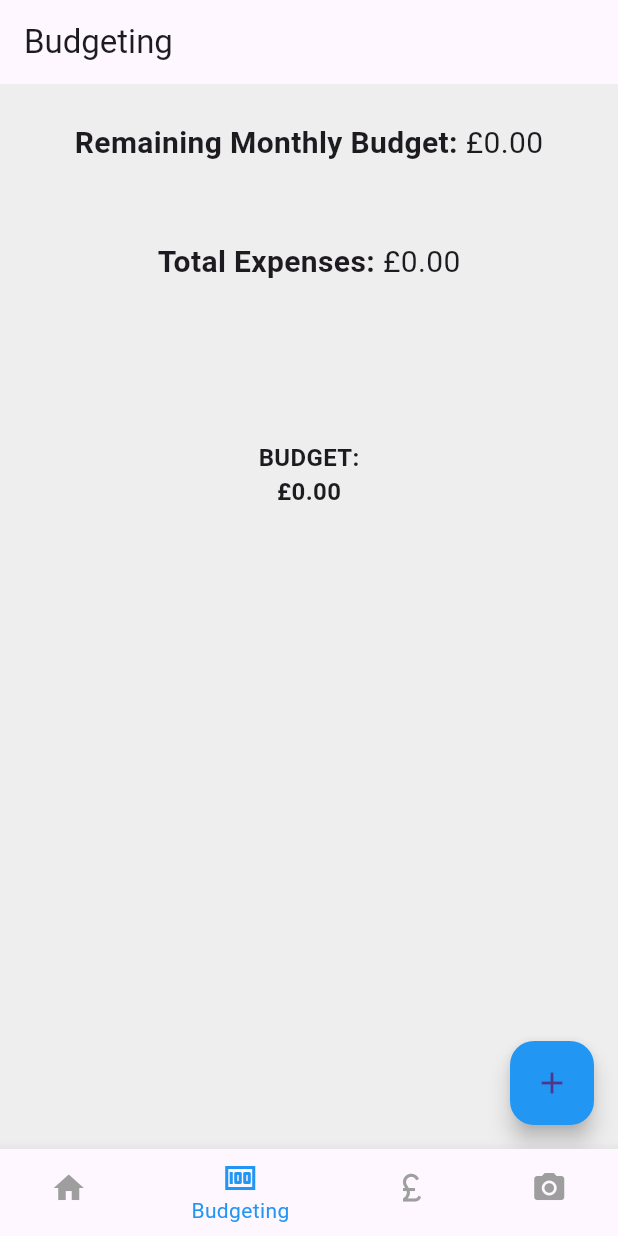
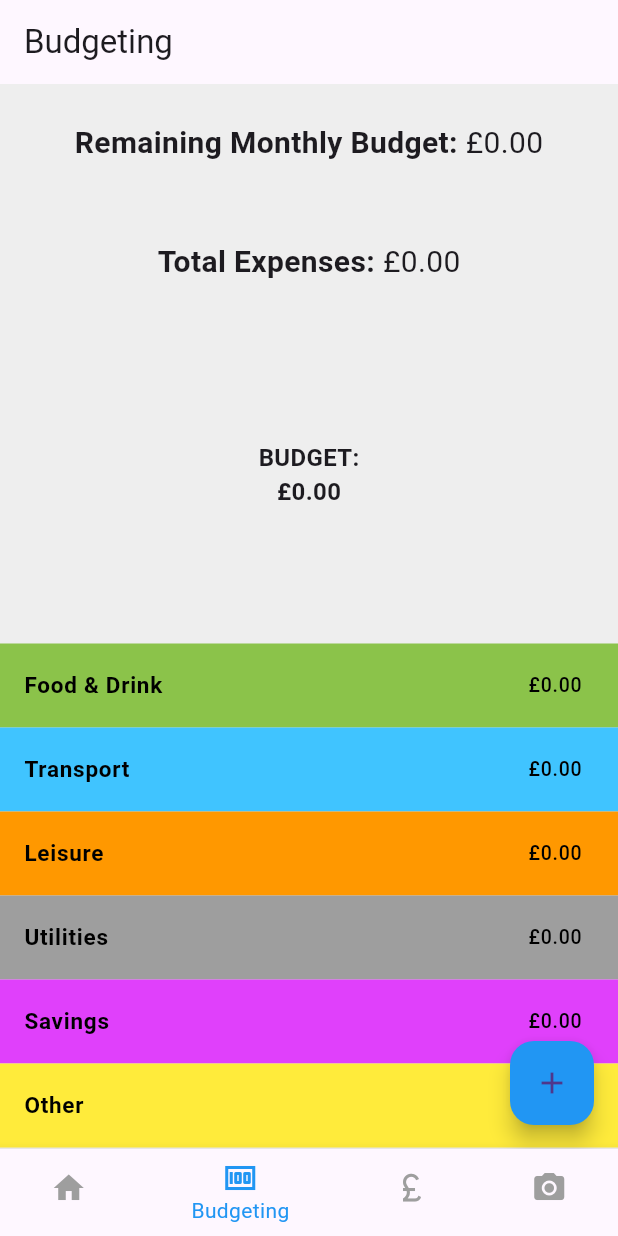
Before and after one commit to LTownsend99/Budget_App, a Flutter app: the HomePage screen opened directly, item 2 of the bottom bar chosen, on a phone screen of 412 x 824 dp. Run offline on Flutter 3.47's test engine with Material 3 defaults, Android fonts, the phone set to English and light mode, and no system bars; drawn by our look-alikes of fl_chart; our stand-ins replace flutter_slidable, hive, hive_flutter, image_cropper, image_picker; missing offline and left inert: google_mlkit_text_recognition, passcode_screen; accounts and stored records are empty.

Commit message:
Alter budget page layout to include totals for each category instead of the home page & add passcode screen to add security to the app

```diff
--- /dev/null
+++ b/lib/Utils/categories.dart
@@ -0,0 +1,8 @@
+const List<String> categories = [
+  'Food & Drink',
+  'Transport',
+  'Leisure',
+  'Utilities',
+  'Savings',
+  'Other'
+];
--- a/lib/components/expense_summary.dart
+++ b/lib/components/expense_summary.dart
@@ -114,6 +114,7 @@ class ExpenseSummaryState extends State<ExpenseSummary> {
             Padding(
               padding: const EdgeInsets.all(25.0),
               child: Row(
+                mainAxisAlignment: MainAxisAlignment.center,
                 children: [
                   const Text(
                     'Total Week Expenses: ',
--- a/lib/main.dart
+++ b/lib/main.dart
@@ -1,6 +1,7 @@
 import 'package:budget_app/data/budget_data.dart'; // Import your BudgetData class
 import 'package:budget_app/data/expense_data.dart';
 import 'package:budget_app/pages/home.dart';
+import 'package:budget_app/pages/passcode.dart';
 import 'package:flutter/material.dart';
 import 'package:hive_flutter/adapters.dart';
 import 'package:provider/provider.dart';
@@ -31,7 +32,7 @@ class MyApp extends StatelessWidget {
       ],
       builder: (context, child) => const MaterialApp(
         debugShowCheckedModeBanner: false,
-        home: HomePage(),
+        home: PasscodePage(),
       ),
     );
   }
--- a/lib/pages/budgeting.dart
+++ b/lib/pages/budgeting.dart
@@ -1,4 +1,6 @@
+import 'package:budget_app/Utils/categories.dart';
 import 'package:budget_app/components/budget_summary.dart';
+import 'package:budget_app/components/category_colour_manager.dart';
 import 'package:budget_app/data/budget_data.dart';
 import 'package:budget_app/data/expense_data.dart';
 import 'package:flutter/material.dart';
@@ -112,16 +114,21 @@ class _MyBudgetPageState extends State<BudgetingPage> {
       backgroundColor: Colors.grey[200],
       floatingActionButton: FloatingActionButton(
         backgroundColor: Colors.blue,
-        onPressed: addBudget,
+        onPressed: () => addBudget(),
         child: const Icon(Icons.add),
       ),
       body: Consumer2<BudgetData, ExpenseData>(
         builder: (context, budgetData, expenseData, child) {
-          String totalExpenses =
-          expenseData.getTotalExpenses().toStringAsFixed(2);
+          String totalExpenses = expenseData.getTotalExpenses().toStringAsFixed(2);
           String budget = budgetData.getBudgetAmount();
-          String remaining = remainingBudget(
-              budget, totalExpenses); // Calculate remaining budget
+          String remaining = remainingBudget(budget, totalExpenses);
+
+          Map<String, double> categoryTotals = expenseData.calculateCategoryTotals();
+
+          // Create a mutable copy of categories list
+          List<String> mutableCategories = categories.toList();
+          // Sort the mutable copy based on category totals
+          mutableCategories.sort((a, b) => (categoryTotals[b] ?? 0).compareTo(categoryTotals[a] ?? 0));
 
           return ListView(
             children: [
@@ -132,8 +139,7 @@ class _MyBudgetPageState extends State<BudgetingPage> {
                   children: [
                     const Text(
                       'Remaining Monthly Budget: ',
-                      style: TextStyle(
-                          fontWeight: FontWeight.bold, fontSize: 20),
+                      style: TextStyle(fontWeight: FontWeight.bold, fontSize: 20),
                     ),
                     Text(
                       '£$remaining',
@@ -142,7 +148,6 @@ class _MyBudgetPageState extends State<BudgetingPage> {
                   ],
                 ),
               ),
-              // Total expenses
               Padding(
                 padding: const EdgeInsets.all(25.0),
                 child: Row(
@@ -150,8 +155,7 @@ class _MyBudgetPageState extends State<BudgetingPage> {
                   children: [
                     const Text(
                       'Total Expenses: ',
-                      style: TextStyle(
-                          fontWeight: FontWeight.bold, fontSize: 20),
+                      style: TextStyle(fontWeight: FontWeight.bold, fontSize: 20),
                     ),
                     Text(
                       '£$totalExpenses',
@@ -161,8 +165,24 @@ class _MyBudgetPageState extends State<BudgetingPage> {
                 ),
               ),
               BudgetSummary(
-                budget: double.parse(budgetData.getBudgetAmount()),
+                budget: double.parse(budget),
                 totalExpenses: double.parse(totalExpenses),
+              ),
+              const SizedBox(height: 15),
+              Column(
+                children: mutableCategories.map((category) {
+                  return ListTile(
+                    tileColor: CategoryColorManager.getCategoryColor(category),
+                    leading: Text(
+                      category,
+                      style: const TextStyle(color: Colors.black, fontSize: 15, fontWeight: FontWeight.bold),
+                    ),
+                    trailing: Text(
+                      '£${categoryTotals[category]?.toStringAsFixed(2) ?? "0.00"}',
+                      style: const TextStyle(color: Colors.black, fontSize: 13),
+                    ),
+                  );
+                }).toList(),
               ),
             ],
           );
--- a/lib/pages/expenses.dart
+++ b/lib/pages/expenses.dart
@@ -27,7 +27,7 @@ class _MyExpensePageState extends State<ExpensesPage> {
         return ListView(
           children: [
             Padding(
-              padding: const EdgeInsets.all(25.0),
+              padding: const EdgeInsets.all(15.0),
               child: Row(
                 mainAxisAlignment: MainAxisAlignment.center,
                 children: [
--- a/lib/pages/home.dart
+++ b/lib/pages/home.dart
@@ -1,12 +1,12 @@
-import 'package:budget_app/components/category_colour_manager.dart';
 import 'package:budget_app/components/expense_summary.dart';
 import 'package:budget_app/data/expense_data.dart';
 import 'package:budget_app/data/budget_data.dart'; // Import BudgetData
 import 'package:budget_app/datetime/date_time_helper.dart';
 import 'package:budget_app/models/expense_item.dart';
-import 'package:budget_app/pages/Scanner.dart';
+import 'package:budget_app/pages/scanner.dart';
 import 'package:budget_app/pages/budgeting.dart';
 import 'package:budget_app/pages/expenses.dart';
+import 'package:budget_app/Utils/categories.dart';
 import 'package:flutter/material.dart';
 import 'package:provider/provider.dart';
 
@@ -25,17 +25,8 @@ class _MyHomePageState extends State<HomePage> {
   final GlobalKey<ExpenseSummaryState> expenseSummaryKey =
       GlobalKey<ExpenseSummaryState>();
   int selectedIndex = 0;
-  final List<String> categories = [
-    'Food & Drink',
-    'Transport',
-    'Leisure',
-    'Utilities',
-    'Savings',
-    'Other'
-  ];
   String selectedCategory = 'Food & Drink';
   DateTime selectedDate = DateTime.now(); // Initialize with current date
-
 
   @override
   void initState() {
@@ -110,7 +101,8 @@ class _MyHomePageState extends State<HomePage> {
                   setState(() {
                     selectedDate = pickedDate;
                   });
-                  newExpenseDateController.text = convertDateTimeToString(selectedDate);
+                  newExpenseDateController.text =
+                      convertDateTimeToString(selectedDate);
                 }
               },
               readOnly: true,
@@ -190,16 +182,23 @@ class _MyHomePageState extends State<HomePage> {
           return ListView(
             children: [
               Padding(
-                padding: const EdgeInsets.all(25.0),
+                padding: const EdgeInsets.all(20.0),
+                child: Center(
                   child: Row(
+                    mainAxisAlignment: MainAxisAlignment.center,
                     children: [
                       const Text(
                         'Total Monthly Budget: ',
-                      style:
-                          TextStyle(fontWeight: FontWeight.bold, fontSize: 20),
+                        style: TextStyle(
+                            fontWeight: FontWeight.bold,
+                            fontSize: 20,
+                            color: Colors.black),
                       ),
-                    Text('£$budget', style: const TextStyle(fontSize: 20)),
+                      Text('£$budget',
+                          style: const TextStyle(
+                              fontSize: 20, color: Colors.black)),
                     ],
+                  ),
                 ),
               ),
               ExpenseSummary(
@@ -207,24 +206,8 @@ class _MyHomePageState extends State<HomePage> {
                 startOfWeek:
                     Provider.of<ExpenseData>(context).startOfWeekDate(),
               ),
-              const SizedBox(height: 15,),
-              Column(
-                children: () {
-                  categories.sort((a, b) => (categoryTotals[b] ?? 0)
-                      .compareTo(categoryTotals[a] ?? 0));
-                  return categories.map((category) {
-                    return ListTile(
-                      tileColor: CategoryColorManager.getCategoryColor(category),
-                      leading: Text(
-                        category,
-                        style: const TextStyle(color: Colors.black, fontSize: 11),
-                      ),
-                      trailing: Text(
-                        '£${categoryTotals[category]?.toStringAsFixed(2) ?? "0.00"}',
-                      ),
-                    );
-                  }).toList();
-                }(),
+              const SizedBox(
+                height: 15,
               ),
             ],
           );
@@ -235,12 +218,7 @@ class _MyHomePageState extends State<HomePage> {
       const ScannerPage(),
     ];
 
-    List<String> pageTitles = [
-      'Home',
-      'Budgeting',
-      'Expenses',
-      'Scanner'
-    ];
+    List<String> pageTitles = ['Home', 'Budgeting', 'Expenses', 'Scanner'];
 
     return Scaffold(
       backgroundColor: Colors.white,
@@ -248,7 +226,7 @@ class _MyHomePageState extends State<HomePage> {
         children: [
           pages[selectedIndex],
           Positioned(
-            top: 0.0,
+            top: 45.0,
             right: 5.0,
             child: Visibility(
               visible: isExpenseOrHomePage(),
@@ -274,7 +252,8 @@ class _MyHomePageState extends State<HomePage> {
           BottomNavigationBarItem(icon: Icon(Icons.money), label: 'Budgeting'),
           BottomNavigationBarItem(
               icon: Icon(Icons.currency_pound), label: 'Expenses'),
-          BottomNavigationBarItem(icon: Icon(Icons.photo_camera), label: 'Scan'),
+          BottomNavigationBarItem(
+              icon: Icon(Icons.photo_camera), label: 'Scan'),
         ],
       ),
     );
--- a/pubspec.yaml
+++ b/pubspec.yaml
@@ -45,6 +45,7 @@ dependencies:
   image_picker: ^1.1.2
   image_cropper: ^7.0.3
   gallery_picker: ^0.5.1
+  passcode_screen: ^2.0.1
 
 dev_dependencies:
   flutter_test:
```
Also changed, not shown: lib/components/expense_monthly_summary.dart (added, +180 -0 lines), lib/data/expense_data.dart (+19 -0 lines), lib/pages/passcode.dart (added, +193 -0 lines), lib/pages/recognise_image_page.dart (+1 -8 lines), lib/pages/scanner.dart (renamed from lib/pages/Scanner.dart), pubspec.lock. Lines whose indentation alone changed are shown as unchanged.
